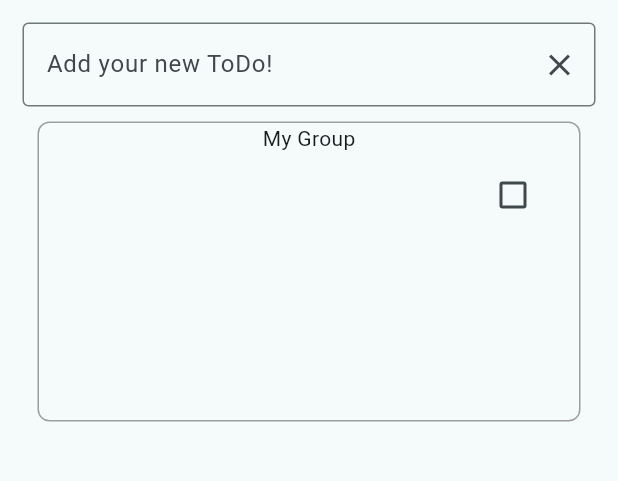
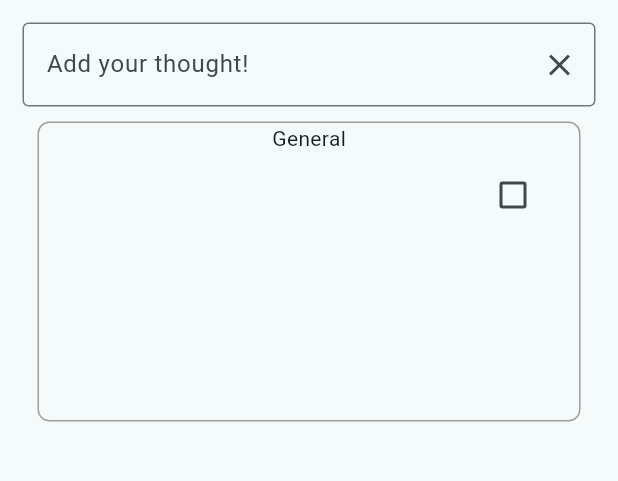
Before and after one commit to shahedalhalabi/Write-It-Down, a Flutter app: the screen it shows after launch, after a tap on the "add" icon, on a phone screen of 412 x 824 dp, the part 84-565 px from its top. Run offline on Flutter 3.47's test engine with Material 3 defaults, Android fonts, the phone set to English and light mode, and no system bars; our stand-ins replace google_generative_ai, isar; accounts and stored records are empty; generated files the repository leaves out were written again; network calls fail.

Commit message:
gemini and UI group fixes

```diff
--- /dev/null
+++ b/lib/gemini.dart
@@ -0,0 +1,48 @@
+import 'package:google_generative_ai/google_generative_ai.dart';
+
+class Gemini {
+  static const apikey = "AIzaSyBga7xh3_9a6oi6y8aeLwL7zulSnZxJKjc";
+  static final model = GenerativeModel (
+    apiKey: apikey,
+    model: "gemini-2.5-flash-lite",
+    systemInstruction: Content.system(
+      "You are an expert organizer. I will give you a list of existing categories and a thought. "
+      "1. Look at the existing categories: if the thought fits perfectly, reply with that category name. "
+      "2. If it does NOT fit perfectly, you MUST create a new, specific category name (1-2 words). "
+      "3. Avoid using the word 'General' unless absolutely necessary. "
+      "4. Reply ONLY with the category name, no punctuation."),
+  );
+
+  static Future<String> group(List<String> groups, String thoughtContent) async {
+  try {
+    final String groupString = groups.isEmpty ? "None yet" : groups.join(", ");
+
+    final prompt = [
+      Content.text(
+        "I have these existing categories: $groupString. "
+        "I just thought of this: '$thoughtContent'. "
+        "Which category does it belong to? "
+        "If it doesn't fit, give me a NEW short category name. "
+        "Respond ONLY with the category name."
+      )
+    ];
+
+    final response = await model.generateContent(prompt);
+
+    //print("AI raw response: ${response.text}");
+
+    if (response.text != null && response.text!.trim().isNotEmpty) {
+      return response.text!.trim();
+    }
+    else {
+      //print("AI returned empty text");
+      return "General";
+    }
+  }
+  catch (e) {
+    //print("Caught an actual error: $e");
+    return "General";
+  }
+}
+
+}
--- a/lib/homepage.dart
+++ b/lib/homepage.dart
@@ -4,6 +4,7 @@
 import 'package:write_it_down/models/database.dart';
 import 'package:write_it_down/models/group.dart';
 import 'package:write_it_down/models/thought.dart';
+import 'gemini.dart';
 
 class HomePage extends StatefulWidget {
   const HomePage({super.key, required this.title});
@@ -22,10 +23,6 @@
   Widget build(BuildContext context) {
     final db = Provider.of<Database>(context, listen: false);
 
-    void addThought() {
-      db.newThought("My Group", currentText.text, "my description");
-    }
-
     return Scaffold(
       appBar: AppBar(
         backgroundColor: Theme.of(context).colorScheme.primary,
@@ -39,7 +36,7 @@
               TextField(
                   decoration: InputDecoration(
                     border: OutlineInputBorder(),
-                    hintText: "Add your new ToDo!",
+                    hintText: "Add your thought!",
                     suffixIcon: IconButton(onPressed: (){currentText.clear();}, icon: Icon(Icons.clear)),
                   ),
                   controller: currentText,
@@ -69,7 +66,7 @@
                               Text(groups[index].name),
                               Expanded(
                                 child: StreamBuilder(
-                                  stream: db.isar.thoughts.where().watch(fireImmediately: true),
+                                  stream: db.isar.thoughts.filter().group((q) {return q.idEqualTo(groups[index].id);}).watch(fireImmediately: true),
                                   builder: (context, snapshot) {
                                     if (!snapshot.hasData) {
                                       return const Center(child: CircularProgressIndicator());
@@ -99,12 +96,13 @@
               ),
             ]
           ),
-
         ),
       ),
       floatingActionButton: FloatingActionButton(
-        onPressed: () {
-          addThought();
+        onPressed: () async{
+          List<String> groups = await db.currentGroups();
+          final group = await Gemini.group(groups, currentText.text);
+          db.newThought(group, currentText.text, "my description");
           currentText.clear();
         },
         tooltip: 'Increment',
--- a/lib/main.dart
+++ b/lib/main.dart
@@ -17,7 +17,6 @@
 class MyApp extends StatelessWidget {
   const MyApp({super.key});
 
-  // This widget is the root of your application.
   @override
   Widget build(BuildContext context) {
     return MaterialApp(
--- a/lib/models/database.dart
+++ b/lib/models/database.dart
@@ -56,5 +56,8 @@
     notifyListeners();
   }
 
+  Future<List<String>> currentGroups() async{
+    return await isar.groups.where().nameProperty().findAll();
+  }
 
 }
--- a/pubspec.yaml
+++ b/pubspec.yaml
@@ -38,6 +38,7 @@
   isar_flutter_libs: ^3.1.0+1
   path_provider: ^2.1.5
   provider:
+  google_generative_ai: ^0.4.7
 
 dev_dependencies:
   flutter_test:
```
Also changed, not shown: pubspec.lock, 3 other files.
